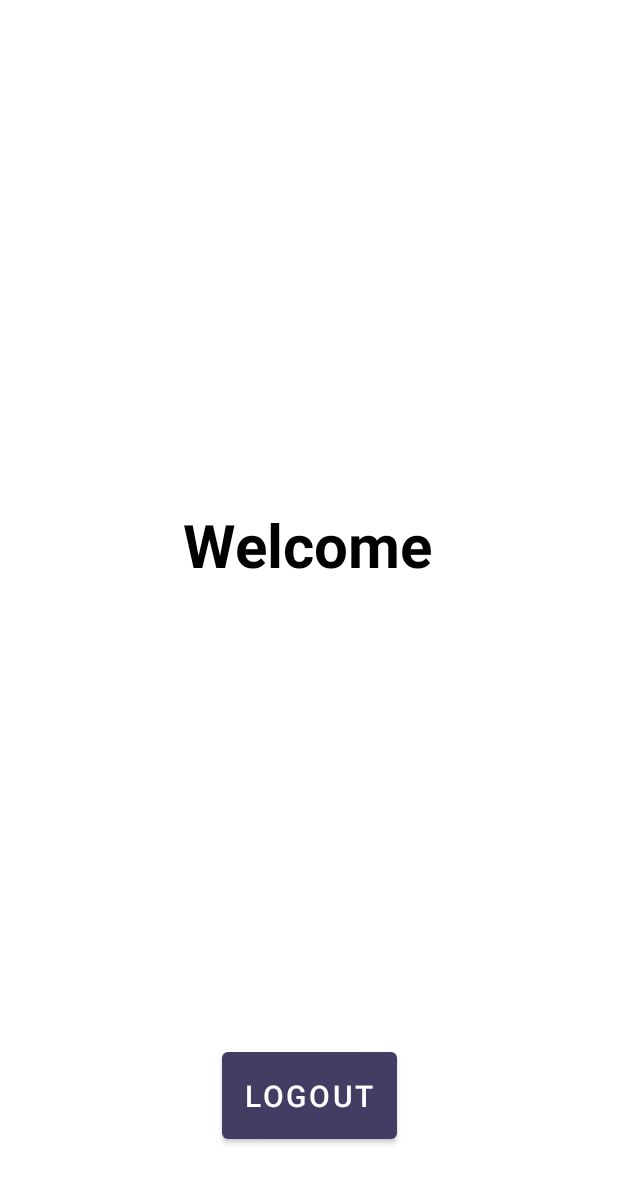
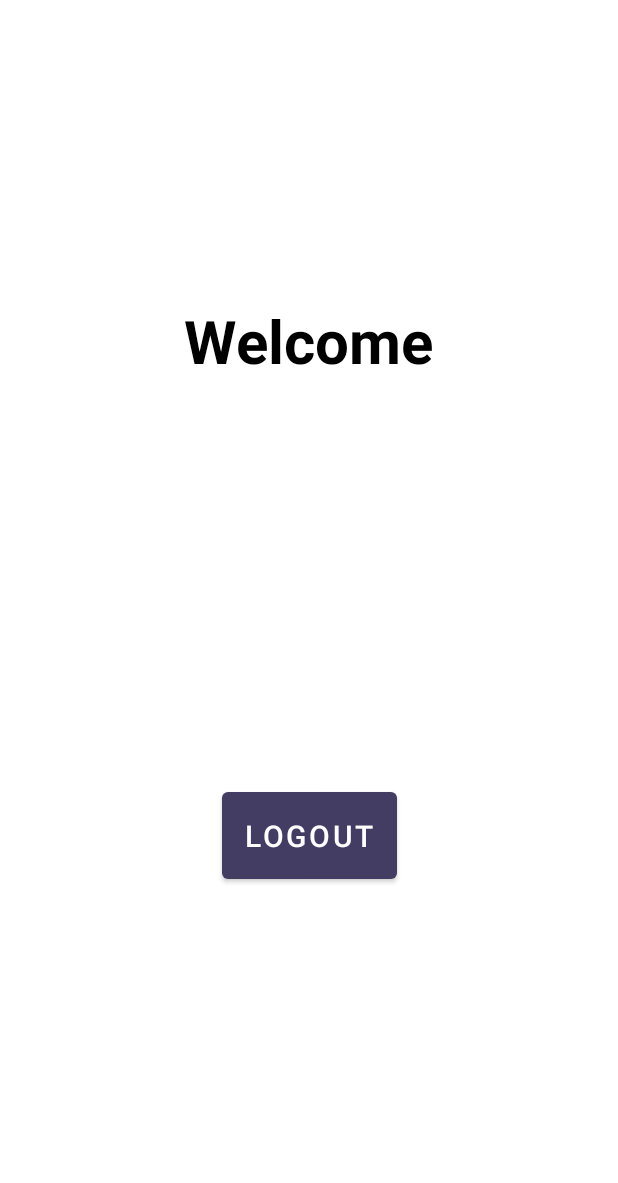
Before and after one commit to manassogale132/FundooNotesAndroidApp, an Android app: the screen it shows after launch once a user with an empty profile is signed in (WelcomeActivity), on a phone screen of 412 x 824 dp. Shown: the top 1183 px of the screen. Run offline under Robolectric (Android 15) with nearby library versions, the phone set to English and light mode, and no system bars; our stand-ins replace Firebase (no records; nobody signed in at launch, a user with empty details on screens opened directly).

Commit message:
Modified : 'WelcomeActivity.kt' and its layout.

```diff
--- a/app/src/main/java/com/example/myfirstapplication/LoginActivity.kt
+++ b/app/src/main/java/com/example/myfirstapplication/LoginActivity.kt
@@ -113,16 +113,16 @@ class LoginActivity : AppCompatActivity() {
 //-------------------------------------------------------------------------------------------------------------------------
     private fun forgotPassword() {
 
-        val builder = AlertDialog.Builder(this)
-        builder.setTitle("Forgot Password")
+        val dialogBox = AlertDialog.Builder(this)
+        dialogBox.setTitle("Forgot Password")
         val view = layoutInflater.inflate(R.layout.dialog_forgot_password,null)
         val username = view.findViewById<EditText>(R.id.enterEmail)
-        builder.setView(view)
-        builder.setPositiveButton("Reset", DialogInterface.OnClickListener { _, _ ->
+        dialogBox.setView(view)
+        dialogBox.setPositiveButton("Reset", DialogInterface.OnClickListener { _, _ ->
             forgot(username)
         })
-        builder.setNegativeButton("Close", DialogInterface.OnClickListener { _, _ -> })
-        builder.show()
+        dialogBox.setNegativeButton("Close", DialogInterface.OnClickListener { _, _ -> })
+        dialogBox.show()
     }
 
     private fun forgot(username : EditText) {
--- a/app/src/main/java/com/example/myfirstapplication/WelcomeActivity.kt
+++ b/app/src/main/java/com/example/myfirstapplication/WelcomeActivity.kt
@@ -10,9 +10,17 @@ import kotlinx.android.synthetic.main.activity_welcome.*
 
 class WelcomeActivity  : AppCompatActivity()  {
 
+    private lateinit var  auth: FirebaseAuth
+
     override fun onCreate(savedInstanceState: Bundle?) {
         super.onCreate(savedInstanceState)
         setContentView(R.layout.activity_welcome)
+
+        auth = FirebaseAuth.getInstance()
+        val currentUser = auth.currentUser
+
+        emailTextView.text = currentUser?.email
+        nameTextView.text = currentUser?.displayName
 
         logOutbutton.setOnClickListener {
             logoutMethod()
--- a/app/src/main/res/layout/activity_welcome.xml
+++ b/app/src/main/res/layout/activity_welcome.xml
@@ -6,10 +6,11 @@
     android:layout_height="match_parent">
 
     <TextView
-        android:id="@+id/textView"
+        android:id="@+id/welcomeTextView"
         android:layout_width="wrap_content"
         android:layout_height="wrap_content"
-        android:layout_marginTop="336dp"
+        android:layout_marginTop="200dp"
+        android:gravity="center_horizontal"
         android:text="Welcome"
         android:textColor="@color/black"
         android:textSize="40dp"
@@ -23,7 +24,7 @@
         android:id="@+id/logOutbutton"
         android:layout_width="wrap_content"
         android:layout_height="wrap_content"
-        android:layout_marginTop="16dp"
+        android:layout_marginBottom="232dp"
         android:gravity="center_horizontal"
         android:padding="15dp"
         android:text="logout"
@@ -31,9 +32,36 @@
         app:backgroundTint="#FF433C63"
         app:layout_constraintBottom_toBottomOf="parent"
         app:layout_constraintEnd_toEndOf="parent"
+        app:layout_constraintStart_toStartOf="parent" />
+
+    <TextView
+        android:id="@+id/emailTextView"
+        android:layout_width="wrap_content"
+        android:layout_height="wrap_content"
+        android:layout_marginBottom="92dp"
+        android:gravity="center_horizontal"
+        android:text=""
+        android:textColor="@color/black"
+        android:textSize="18dp"
+        android:textStyle="bold"
+        app:layout_constraintBottom_toTopOf="@+id/logOutbutton"
+        app:layout_constraintEnd_toEndOf="parent"
+        app:layout_constraintHorizontal_bias="0.498"
         app:layout_constraintStart_toStartOf="parent"
-        app:layout_constraintTop_toBottomOf="@+id/textView"
-        app:layout_constraintVertical_bias="0.832" />
+        app:layout_constraintTop_toBottomOf="@+id/nameTextView" />
+
+    <TextView
+        android:id="@+id/nameTextView"
+        android:layout_width="wrap_content"
+        android:layout_height="wrap_content"
+        android:layout_marginTop="8dp"
+        android:text=""
+        android:textColor="@color/black"
+        android:textSize="18sp"
+        app:layout_constraintEnd_toEndOf="parent"
+        app:layout_constraintHorizontal_bias="0.498"
+        app:layout_constraintStart_toStartOf="parent"
+        app:layout_constraintTop_toBottomOf="@+id/welcomeTextView" />
 
 
 </androidx.constraintlayout.widget.ConstraintLayout>
```
